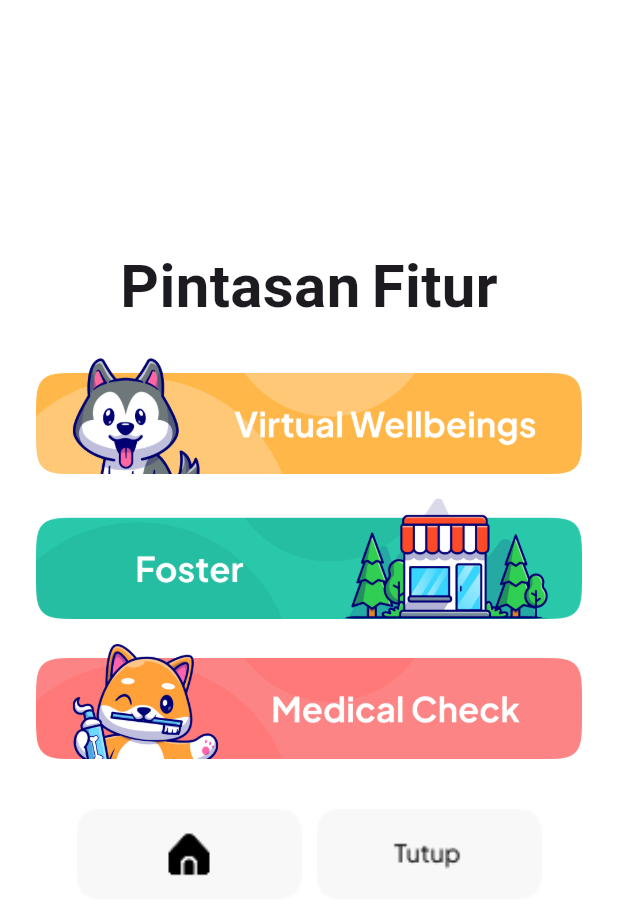
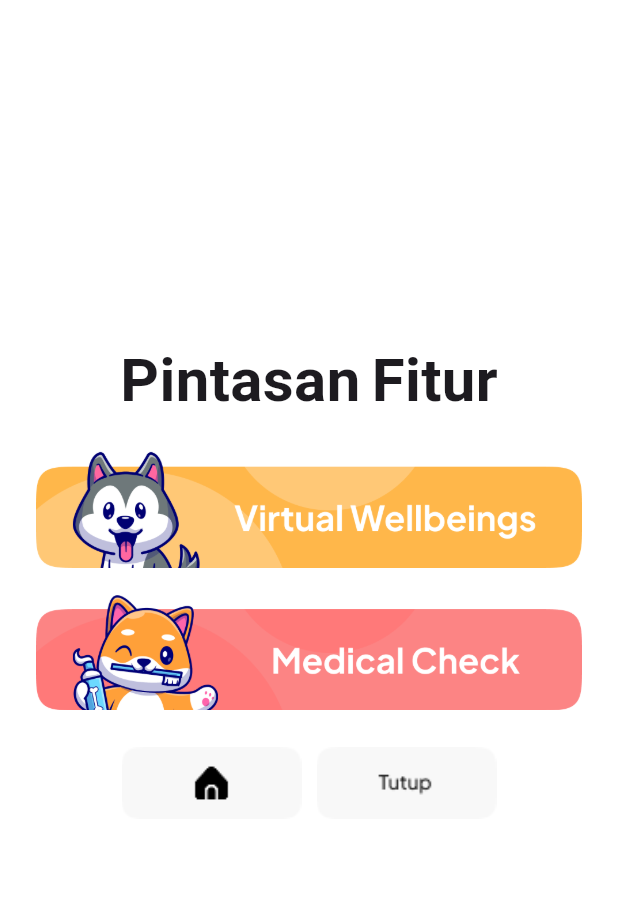
Before and after one commit to nadiaayula/kelompok6_petify, a Flutter app: the ShortcutPage widget shown alone on an empty page, opened directly, on a phone screen of 412 x 824 dp. Shown: the top 915 px of the screen. Run offline on Flutter 3.47's test engine with Material 3 defaults, Android fonts, the phone set to English and light mode, and no system bars; our stand-ins replace flutter_dotenv, google_fonts, google_sign_in, supabase_flutter; accounts and stored records are empty.

Commit message:
fix : solve shortcut and reduce foster in shorcutpage

```diff
--- a/lib/common/widgets/shortcut_page.dart
+++ b/lib/common/widgets/shortcut_page.dart
@@ -39,23 +39,6 @@ class ShortcutPage extends StatelessWidget {
                 },
               ),
 
-              const SizedBox(height: 0),
-
-              // Foster Button
-              _buildShortcutButton(
-                context,
-                imagePath: 'assets/images/scfoster.png',
-                onTap: () {
-                  // TODO: Navigate to Foster screen - Placeholder, actual screen not found.
-                  // For now, navigating to DashboardScreen. Please update when Foster screen is identified.
-                  Navigator.of(context).push(
-                    MaterialPageRoute(builder: (context) => const DashboardScreen()),
-                  );
-                },
-              ),
-
-              const SizedBox(height: 0),
-
               // Medical Check Button
               _buildShortcutButton(
                 context,
@@ -81,8 +64,8 @@ class ShortcutPage extends StatelessWidget {
                       },
                       child: Image.asset(
                         'assets/images/bottonhome.png', // Changed
-                                              height: 150,
-                                              width: 150,                        fit: BoxFit.contain,
+                                              height: 120,
+                                              width: 120,                        fit: BoxFit.contain,
                       ),
                     ),
                     const SizedBox(width: 10), // Added spacing
@@ -91,8 +74,8 @@ class ShortcutPage extends StatelessWidget {
                                             Navigator.pop(context); // Close the current dialog and return to previous screen
                                           },                      child: Image.asset(
                         'assets/images/bottontutup.png', // Changed
-                                              height: 150,
-                                              width: 150,                        fit: BoxFit.contain,
+                                              height: 120,
+                                              width: 120,                        fit: BoxFit.contain,
                       ),
                     ),
                   ],
--- a/lib/features/virtual_pet_wellbeings/screens/add_medical_record_screen.dart
+++ b/lib/features/virtual_pet_wellbeings/screens/add_medical_record_screen.dart
@@ -154,10 +154,10 @@ class _AddMedicalRecordScreenState extends State<AddMedicalRecordScreen> {
                     builder: (BuildContext context) {
                       return Dialog(
                         shape: RoundedRectangleBorder(
-                          borderRadius: BorderRadius.circular(32),
+                          borderRadius: BorderRadius.circular(50),
                         ),
                         insetPadding: const EdgeInsets.symmetric(
-                            horizontal: 20, vertical: 190),
+                            horizontal: 20, vertical: 240),
                         child: const ShortcutPage(),
                       );
                     },
--- a/lib/features/virtual_pet_wellbeings/screens/add_vaksin_screen.dart
+++ b/lib/features/virtual_pet_wellbeings/screens/add_vaksin_screen.dart
@@ -145,9 +145,9 @@ class _AddVaksinScreenState extends State<AddVaksinScreen> {
                     builder: (BuildContext context) {
                       return Dialog(
                         shape: RoundedRectangleBorder(
-                          borderRadius: BorderRadius.circular(32),
+                          borderRadius: BorderRadius.circular(50),
                         ),
-                        insetPadding: const EdgeInsets.symmetric(horizontal: 20, vertical: 190),
+                        insetPadding: const EdgeInsets.symmetric(horizontal: 20, vertical: 240),
                         child: ShortcutPage(),
                       );
                     },
```
Also changed, not shown: assets/images/scfoster.png (deleted).
